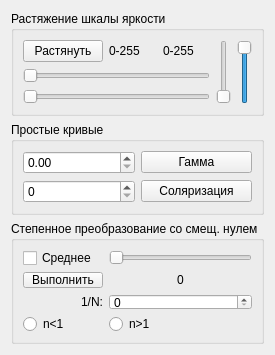
Qt form curver.ui (dive155/SmartImage) before a commit.
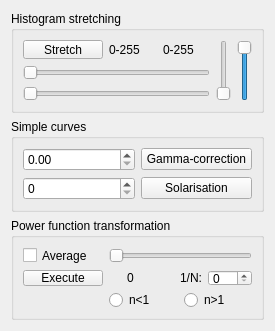
The same form after that commit.

What changed in the file:
```diff
--- a/curver.ui
+++ b/curver.ui
@@ -7,19 +7,19 @@
     <x>0</x>
     <y>0</y>
     <width>275</width>
-    <height>355</height>
+    <height>331</height>
    </rect>
   </property>
   <property name="minimumSize">
    <size>
     <width>275</width>
-    <height>355</height>
+    <height>331</height>
    </size>
   </property>
   <property name="maximumSize">
    <size>
     <width>275</width>
-    <height>355</height>
+    <height>331</height>
    </size>
   </property>
   <property name="windowTitle">
@@ -29,7 +29,7 @@
    <item>
     <widget class="QGroupBox" name="groupBox">
      <property name="title">
-      <string>Растяжение шкалы яркости</string>
+      <string>Histogram stretching</string>
      </property>
      <layout class="QHBoxLayout" name="horizontalLayout_2">
       <item>
@@ -39,7 +39,7 @@
           <item>
            <widget class="QPushButton" name="partLinear">
             <property name="text">
-             <string>Растянуть</string>
+             <string>Stretch</string>
             </property>
            </widget>
           </item>
@@ -104,13 +104,13 @@
    <item>
     <widget class="QGroupBox" name="groupBox_2">
      <property name="title">
-      <string>Простые кривые</string>
+      <string>Simple curves</string>
      </property>
      <layout class="QGridLayout" name="gridLayout_3">
       <item row="0" column="1">
        <widget class="QPushButton" name="gammaButton">
         <property name="text">
-         <string>Гамма</string>
+         <string>Gamma-correction</string>
         </property>
        </widget>
       </item>
@@ -123,7 +123,7 @@
       <item row="1" column="1">
        <widget class="QPushButton" name="solarButton">
         <property name="text">
-         <string>Соляризация</string>
+         <string>Solarisation</string>
         </property>
        </widget>
       </item>
@@ -133,7 +133,7 @@
    <item>
     <widget class="QGroupBox" name="groupBox_3">
      <property name="title">
-      <string>Степенное преобразование со смещ. нулем</string>
+      <string>Power function transformation</string>
      </property>
      <layout class="QVBoxLayout" name="verticalLayout_4">
       <item>
@@ -154,47 +154,55 @@
         <item row="0" column="0">
          <widget class="QCheckBox" name="checkBox">
           <property name="text">
-           <string>Среднее</string>
+           <string>Average</string>
           </property>
          </widget>
         </item>
         <item row="1" column="0">
          <widget class="QPushButton" name="shiftedButton">
           <property name="text">
-           <string>Выполнить</string>
+           <string>Execute</string>
           </property>
          </widget>
         </item>
-        <item row="1" column="1" alignment="Qt::AlignHCenter">
+        <item row="1" column="1">
+         <layout class="QHBoxLayout" name="horizontalLayout_3">
+          <item alignment="Qt::AlignHCenter">
          <widget class="QLabel" name="sliderLabel">
           <property name="text">
            <string>0</string>
           </property>
          </widget>
         </item>
-        <item row="2" column="0" alignment="Qt::AlignRight">
+          <item alignment="Qt::AlignRight">
          <widget class="QLabel" name="label_6">
           <property name="text">
            <string>1/N:</string>
           </property>
          </widget>
         </item>
-        <item row="2" column="1">
+          <item>
          <widget class="QSpinBox" name="shiftedSpinbox"/>
         </item>
-        <item row="3" column="1">
-         <widget class="QRadioButton" name="ngo">
-          <property name="text">
-           <string>n&gt;1</string>
-          </property>
-         </widget>
+         </layout>
         </item>
-        <item row="3" column="0">
+        <item row="2" column="1">
+         <layout class="QHBoxLayout" name="horizontalLayout_4">
+          <item>
          <widget class="QRadioButton" name="nlo">
           <property name="text">
            <string>n&lt;1</string>
           </property>
          </widget>
+          </item>
+          <item>
+           <widget class="QRadioButton" name="ngo">
+            <property name="text">
+             <string>n&gt;1</string>
+            </property>
+           </widget>
+          </item>
+         </layout>
         </item>
        </layout>
       </item>
```
Lines whose indentation alone changed are shown as unchanged.
